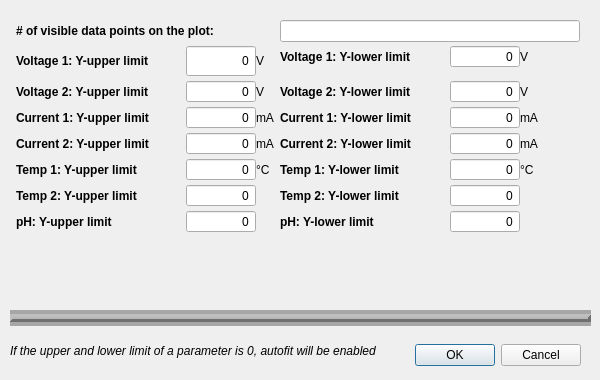
This is OnlineMECMonitoring/Version2/KORAD_PS_DAQ/UI_Files/PlotSettings.ui in ademola-adekunle/nrcbiosensorapps as Qt 5 draws it before an edit. The edited form follows.
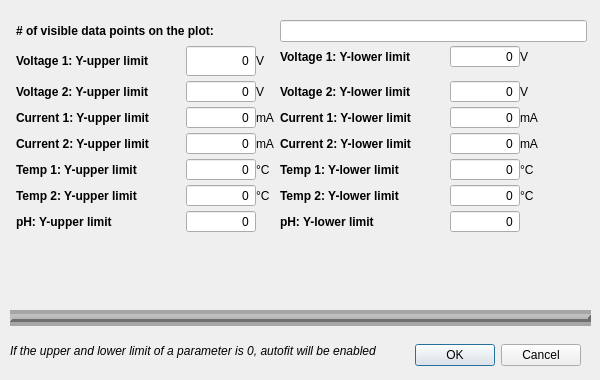
This is the edited form.

What changed in the file:
```diff
--- a/OnlineMECMonitoring/Version2/KORAD_PS_DAQ/UI_Files/PlotSettings.ui
+++ b/OnlineMECMonitoring/Version2/KORAD_PS_DAQ/UI_Files/PlotSettings.ui
@@ -42,7 +42,7 @@
     <rect>
      <x>10</x>
      <y>20</y>
-     <width>576</width>
+     <width>583</width>
      <height>293</height>
     </rect>
    </property>
@@ -665,6 +665,13 @@
         </property>
        </widget>
       </item>
+      <item row="0" column="3">
+       <widget class="QLabel" name="label_36">
+        <property name="text">
+         <string>°C</string>
+        </property>
+       </widget>
+      </item>
      </layout>
     </item>
     <item row="6" column="1">
@@ -716,7 +723,7 @@
       <item row="0" column="2">
        <widget class="QLabel" name="label_27">
         <property name="text">
-         <string/>
+         <string>°C</string>
         </property>
        </widget>
       </item>
```
Left out of the diff: 2 changed lines with no effect on the pictures.
